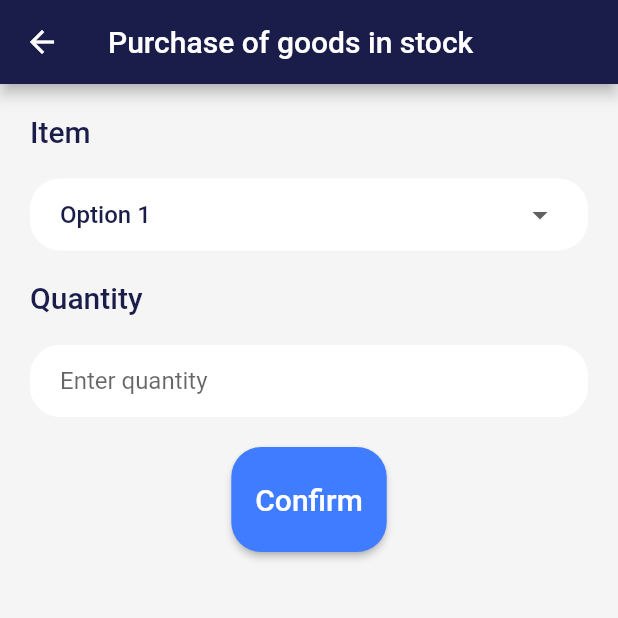
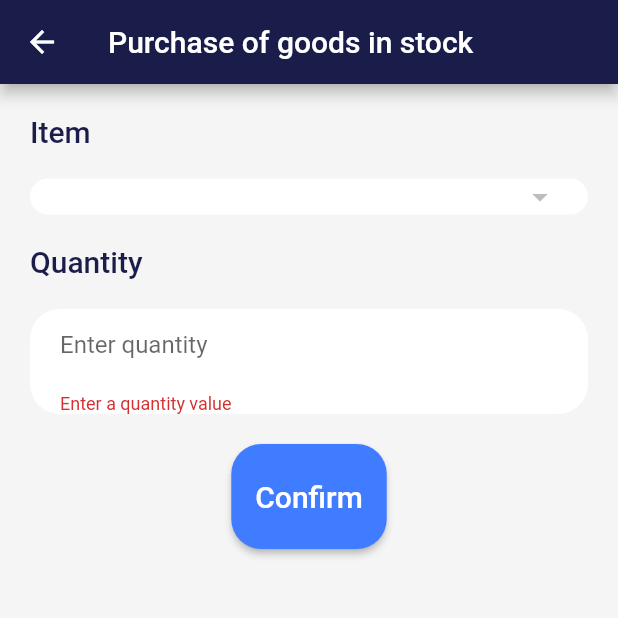
Before and after one commit to nijatjafarov/InventoryManagementFlutter, a Flutter app: the PurchaseExistingItemPage screen opened directly, after a tap on "Confirm", on a phone screen of 412 x 824 dp, the top half of it. Run offline on Flutter 3.47's test engine with Material 2 defaults, Android fonts, the phone set to English and light mode, and no system bars; our stand-ins replace sqflite; accounts and stored records are empty.

Commit message:
back-end of purchase existing item part

```diff
--- a/inventory_management/lib/pages/purchase_existing_item.dart
+++ b/inventory_management/lib/pages/purchase_existing_item.dart
@@ -1,19 +1,51 @@
 import 'package:flutter/material.dart';
+import 'package:inventory_management/db/database.dart';
 import '../common_widgets/app_bar.dart';
+import '../models/goods.dart';
 
 class PurchaseExistingItemPage extends StatefulWidget {
-  const PurchaseExistingItemPage({super.key});
+  final Goods? selectedGoods;
+  const PurchaseExistingItemPage({
+    Key? key,
+    this.selectedGoods,
+  }) : super(key: key);
 
   @override
   State<PurchaseExistingItemPage> createState() => _PurchaseExistingItemPageState();
 }
 
 class _PurchaseExistingItemPageState extends State<PurchaseExistingItemPage> {
-  String? selectGoodsValue = 'Option 1';
+  int? selectGoodsValue;
+
+  List<Goods> goodsList = [];
+
+  final _formKey = GlobalKey<FormState>();
+  late String name;
+  late double quantity;
+
+  @override
+  void initState() {
+    super.initState();
+    _getGoodsList();
+    name = widget.selectedGoods?.name ?? '';
+    quantity = widget.selectedGoods?.quantity ?? 0.0;
+
+  }
+
+  // function to fetch the goods list from the database
+  Future<void> _getGoodsList() async {
+    final List<Goods> goods = await MyDatabase.instance.readGoods(); // replace 'Goods' with the name of your goods class
+    setState(() {
+      goodsList = goods.where((g) => g.name.isNotEmpty).toList(); // populate the goodsList with the names of the goods
+      selectGoodsValue = goodsList.first.id; // set the default value for the dropdown to the first item in the list
+    });
+  }
 
   @override
   Widget build(BuildContext context) {
-    return Scaffold(
+    return Form(
+      key: _formKey,
+      child: Scaffold(
       backgroundColor: const Color.fromRGBO(245, 245, 245, 1),
       appBar: const MyAppBar(titl: Text('Purchase of goods in stock')),
       body: ListView(
@@ -33,18 +65,18 @@ class _PurchaseExistingItemPageState extends State<PurchaseExistingItemPage> {
               borderRadius: BorderRadius.circular(20)
             ),
             child: DropdownButtonHideUnderline(
-              child: DropdownButton<String>(
+              child: DropdownButton<int>(
                 value: selectGoodsValue,
-                onChanged: (String? newValue) {
+                onChanged: (int? newValue) {
                   setState(() {
                     selectGoodsValue = newValue!;
                   });
                 },
-                items: <String>['Option 1', 'Option 2', 'Option 3', 'Option 4']
-                  .map<DropdownMenuItem<String>>((String value) {
-                    return DropdownMenuItem<String>(
-                      value: value,
-                      child: Text(value),
+                items: goodsList
+                  .map<DropdownMenuItem<int>>((Goods goods) {
+                    return DropdownMenuItem<int>(
+                      value: goods.id,
+                      child: Text(goods.name),
                     );
                   }).toList(),
                   style: const TextStyle(color: Color.fromRGBO(26, 28, 74, 1),
@@ -66,12 +98,24 @@ class _PurchaseExistingItemPageState extends State<PurchaseExistingItemPage> {
               color: Colors.white,
               borderRadius: BorderRadius.circular(20)
             ),
-            child: const TextField(
-              decoration: InputDecoration(
+            child: TextFormField(
+              initialValue: quantity != 0 ? quantity.toString() : null,
+              decoration: const InputDecoration(
                 border: InputBorder.none,
                 hintText: 'Enter quantity'
               ),
-            )
+              validator:(value) {
+                if( value == null || value == ''){
+                  return "Enter a quantity value";
+                } else if (double.tryParse(value) == null || double.parse(value) <= 0) {
+                  return "It is not a valid quantity value";
+                }
+                return null;
+              },
+              onSaved: (value) {
+                quantity = double.parse(value!);
+              },
+            ),
           ),
         const SizedBox(height: 20),
         Center(
@@ -83,13 +127,24 @@ class _PurchaseExistingItemPageState extends State<PurchaseExistingItemPage> {
                 )),
                 minimumSize: MaterialStatePropertyAll(Size(70,70))
                 ),
-
+              onPressed: update,
               child: const Text('Confirm', style: TextStyle(fontSize: 20),),
-              onPressed: () {},
               )
           ),
         ],
       ),
-    );
+    ),
+  );
+  }
+
+  Future update() async {
+    if(_formKey.currentState!.validate()){
+      //final isUpdating = widget.goods != null;
+      _formKey.currentState!.save();
+      final selectedGoods = await MyDatabase.instance.readSingleGoods(selectGoodsValue);
+      final updatedGoods = selectedGoods.copy(quantity: selectedGoods.quantity + quantity);
+      await MyDatabase.instance.updateGoods(updatedGoods);
+      Navigator.of(context).pop(selectedGoods);
+    }
   }
 }
--- a/inventory_management/lib/pages/purchase_new_item.dart
+++ b/inventory_management/lib/pages/purchase_new_item.dart
@@ -17,7 +17,7 @@ class PurhaseNewItemPage extends StatefulWidget {
 
 class _PurhaseNewItemPageState extends State<PurhaseNewItemPage> {
   List<String> measurementUnits = ['inch', 'foot', 'meter', 'centimeter', 'millimeter', 'square foot', 'square meter', 'square inch', 'hectare', 'acre', 'gallon', 'liter', 'milliliter', 'cubic feet', 'cubic meter', 'pound', 'kilogram', 'gram', 'ounce', 'second', 'minute', 'hour', 'day', 'week', 'month', 'year', 'dozen', 'gross', 'unit', 'piece'];
-  String? selectUnitValue = 'inch';
+  String selectUnitValue = 'inch';
 
   final _formKey = GlobalKey<FormState>();
   late String name;
@@ -71,6 +71,9 @@ class _PurhaseNewItemPageState extends State<PurhaseNewItemPage> {
                   return "Enter a value";
                 }
                 return null;
+              },
+              onSaved: (value) {
+                name = value!;
               },
             )
           ),
@@ -136,6 +139,9 @@ class _PurhaseNewItemPageState extends State<PurhaseNewItemPage> {
                 }
                 return null;
               },
+              onSaved: (value) {
+                quantity = double.parse(value!);
+              },
             )
           ),
           const SizedBox(height: 20),
@@ -167,6 +173,9 @@ class _PurhaseNewItemPageState extends State<PurhaseNewItemPage> {
                 }
                 return null;
               },
+              onSaved: (value) {
+                purchasePrice = double.parse(value!);
+              },
             )
           ),
           const SizedBox(height: 20),
@@ -197,6 +206,9 @@ class _PurhaseNewItemPageState extends State<PurhaseNewItemPage> {
                 }
                 return null;
               },
+              onSaved: (value) {
+                salesPrice = double.parse(value!);
+              },
             )
           ),
         const SizedBox(height: 50),
@@ -209,9 +221,8 @@ class _PurhaseNewItemPageState extends State<PurhaseNewItemPage> {
                 )),
                 minimumSize: MaterialStatePropertyAll(Size(70,70))
                 ),
-
+              onPressed: addOrUpdateGoods,
               child: const Text('Confirm', style: TextStyle(fontSize: 20),),
-              onPressed: addOrUpdateGoods,
               )
           ),
         ],
@@ -223,6 +234,7 @@ class _PurhaseNewItemPageState extends State<PurhaseNewItemPage> {
   void addOrUpdateGoods() async {
     if(_formKey.currentState!.validate()){
       final isUpdating = widget.goods != null;
+      _formKey.currentState!.save();
 
       if(isUpdating) {
         await updateGoods();
@@ -247,7 +259,7 @@ class _PurhaseNewItemPageState extends State<PurhaseNewItemPage> {
   Future addGoods() async {
     final goods = Goods(
       name: name,
-      measurementUnit: measurementUnit,
+      measurementUnit: selectUnitValue,
       quantity: quantity,
       purchasePrice: purchasePrice,
       salesPrice: salesPrice
```
Also changed, not shown: inventory_management/lib/db/database.dart (+21 -2 lines), inventory_management/lib/pages/info.dart (+13 -8 lines).
